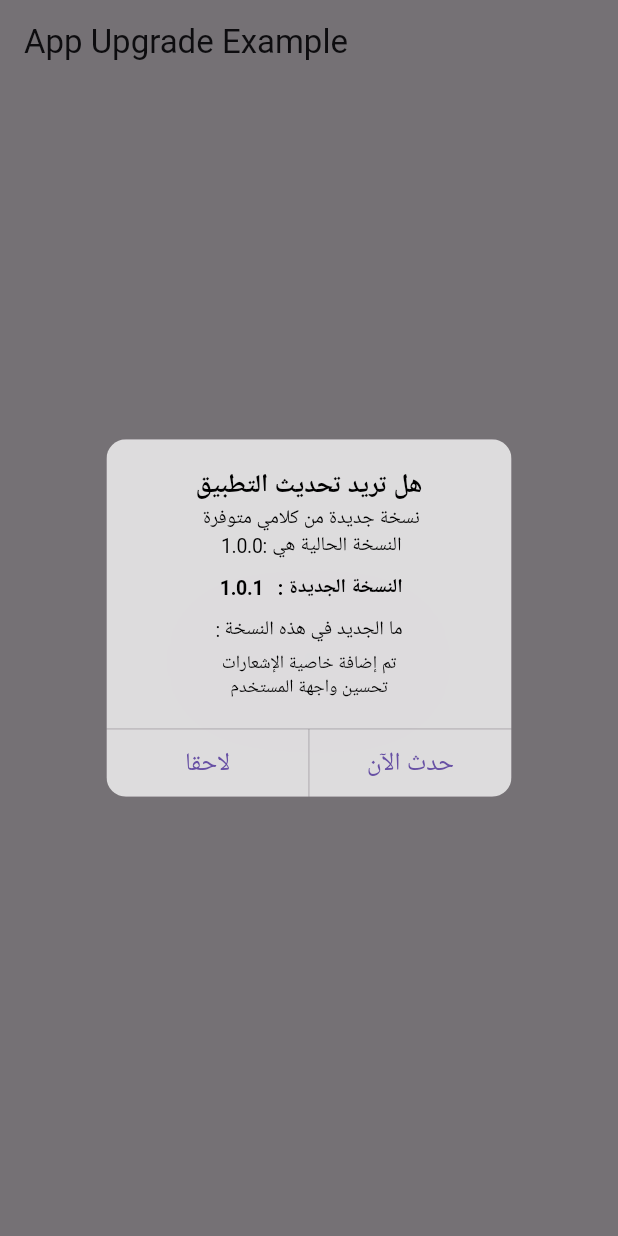
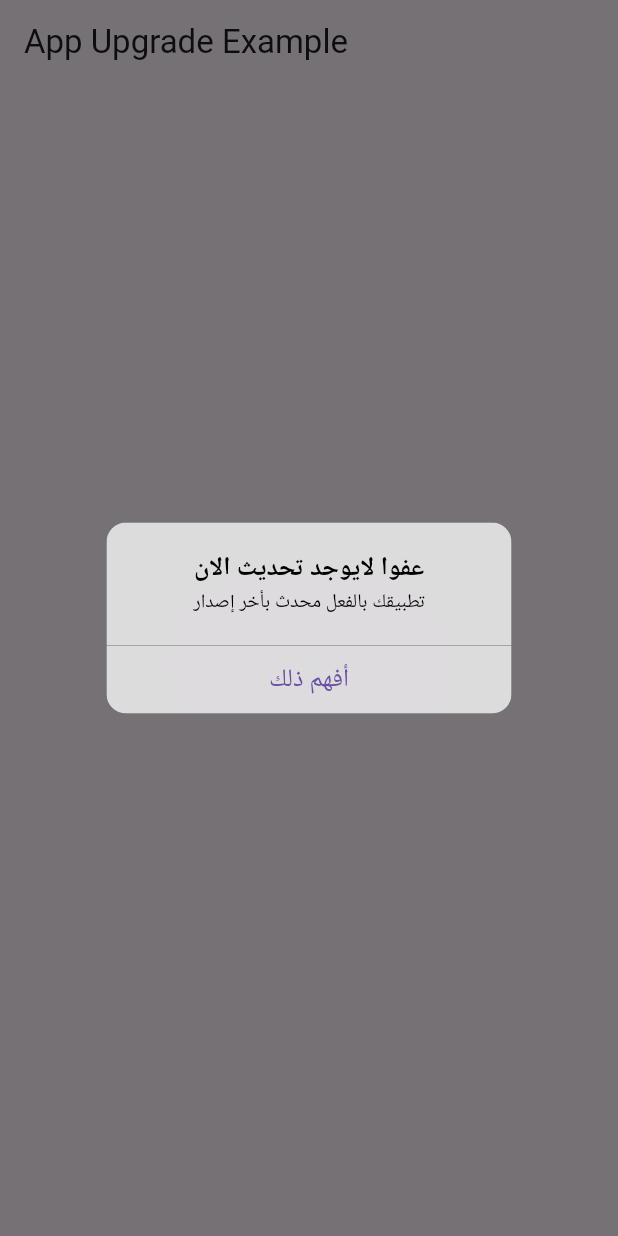
Before and after one commit to MohamedRashad99/update_version_package, a Flutter app: the screen it shows after launch, after a tap on "Check for Updates", on a phone screen of 412 x 824 dp. Run offline on Flutter 3.47's test engine with Material 3 defaults, Android fonts, the phone set to English and light mode, and no system bars; our stand-ins replace package_info, upgrader.

Commit message:
update card no update

```diff
--- a/lib/main.dart
+++ b/lib/main.dart
@@ -33,21 +33,21 @@ class MyApp extends StatelessWidget {
   void checkForUpdates(BuildContext context) async {
     PackageInfo packageInfo = await PackageInfo.fromPlatform();
     String currentVersion = packageInfo.version;
-    String newVersion = '1.0.1'; // Hardcoded for demonstration
+    String newVersion = '1.0.0'; // Hardcoded for demonstration
 
     if (currentVersion == newVersion) {
       // If no update is available, show a dialog informing the user
       showDialog(
         context: context,
-        builder: (BuildContext context) => AlertDialog(
-          title: Text('No Update Available'),
-          content: Text('Your app is already up to date.'),
+        builder: (BuildContext context) => CupertinoAlertDialog(
+          title: Text("عفوا لايوجد تحديث الان"),
+          content: Text('تطبيقك بالفعل محدث بأخر إصدار '),
           actions: <Widget>[
-            TextButton(
+            CupertinoDialogAction(
               onPressed: () {
                 Navigator.pop(context);
               },
-              child: Text('OK'),
+              child: Text('أفهم ذلك'),
             ),
           ],
         ),
```
